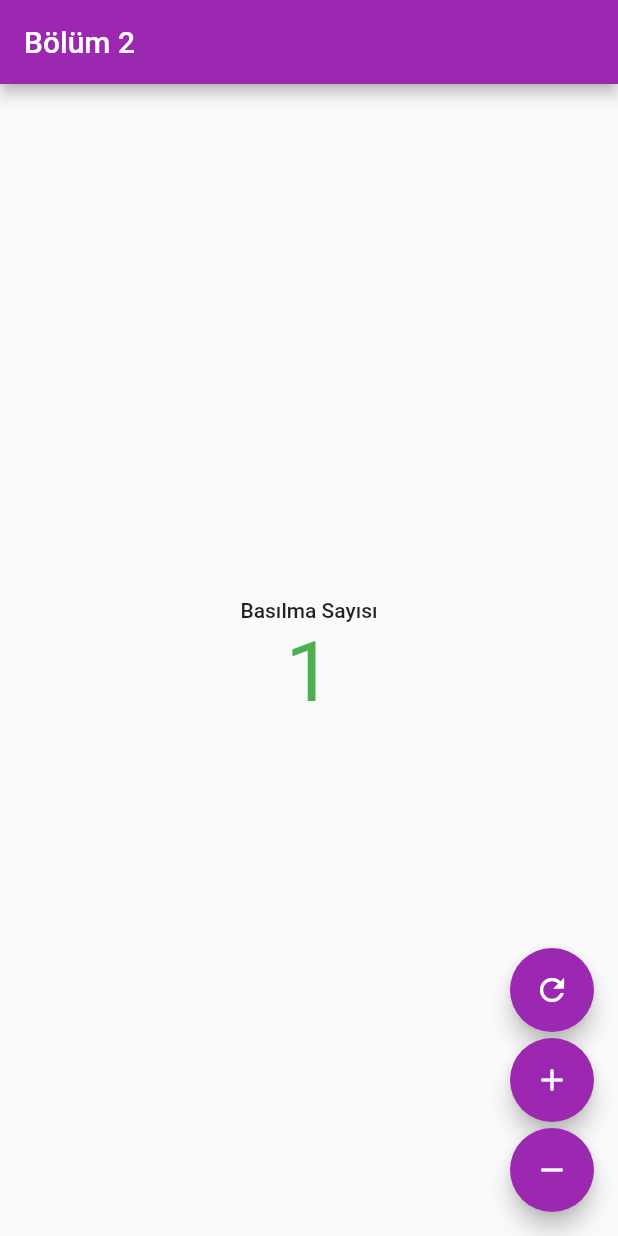
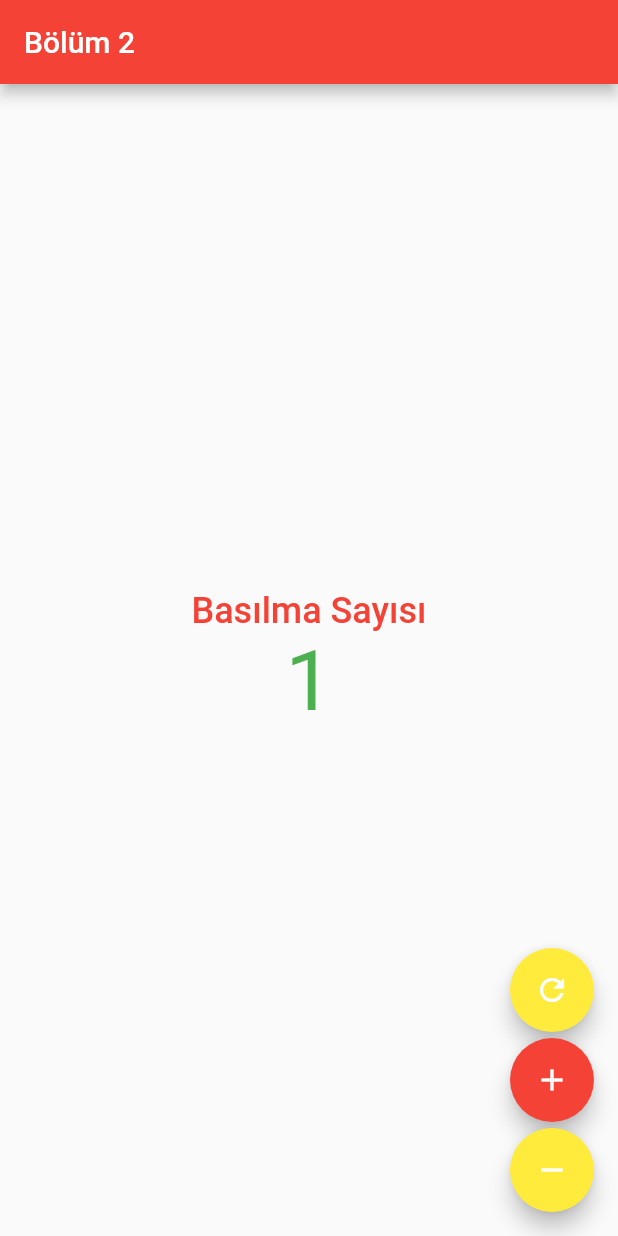
Before and after one commit to brkgncr/Flutter-Test2, a Flutter app: the screen it shows after launch, after a tap on the "add" icon, on a phone screen of 412 x 824 dp. Run offline on Flutter 3.47's test engine with Material 3 defaults, Android fonts, the light colour scheme and no system bars.

Commit message:
BuildContext, Hot Reload and Restart

```diff
--- a/lib/main.dart
+++ b/lib/main.dart
@@ -1,6 +1,7 @@
 import 'package:flutter/material.dart';
 
 void main(List<String> args) {
+  debugPrint("Main metodu tetiklendi");
   runApp(MyApp());
 }
 
@@ -9,11 +10,20 @@
 
   @override
   Widget build(BuildContext context) {
+    debugPrint("MyApp build metodu tetiklendi");
     return MaterialApp(
       debugShowCheckedModeBanner: false,
       theme: ThemeData(
-        primarySwatch: Colors.purple,
-        textTheme: TextTheme(),
+        primarySwatch: Colors.red,
+        textTheme: TextTheme(
+          labelLarge: TextStyle(
+            color: Colors.red,
+            fontSize: 24,
+          )
+        ),
+        floatingActionButtonTheme: FloatingActionButtonThemeData(
+          backgroundColor: Colors.yellow,
+        ),
         useMaterial3: false,
       ),
       home: HomePage(),
@@ -54,6 +64,8 @@
 
   @override
   Widget build(BuildContext context) {
+    debugPrint("Honepage build metodu tetiklendi");
+
     return Scaffold(
       appBar: AppBar(title: Text("Bölüm 2")),
       body: Center(
@@ -84,6 +96,7 @@
           ),
           SizedBox(height: 4),
           FloatingActionButton(
+            backgroundColor: Theme.of(context).colorScheme.primary,
             onPressed: () {
               _sayaciArttir();
             },
```
